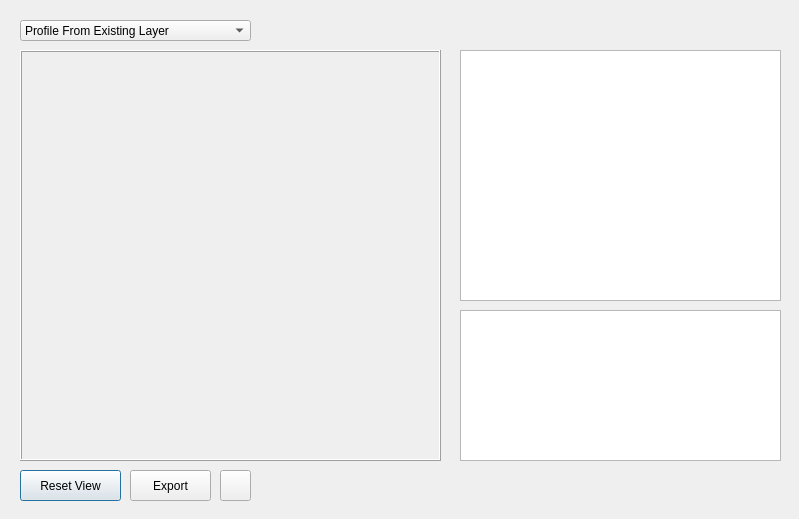
Above: profile/profileViewer.ui from sythenA/SRH2D-TEC-Viewer before the change. Below: the same form after it.
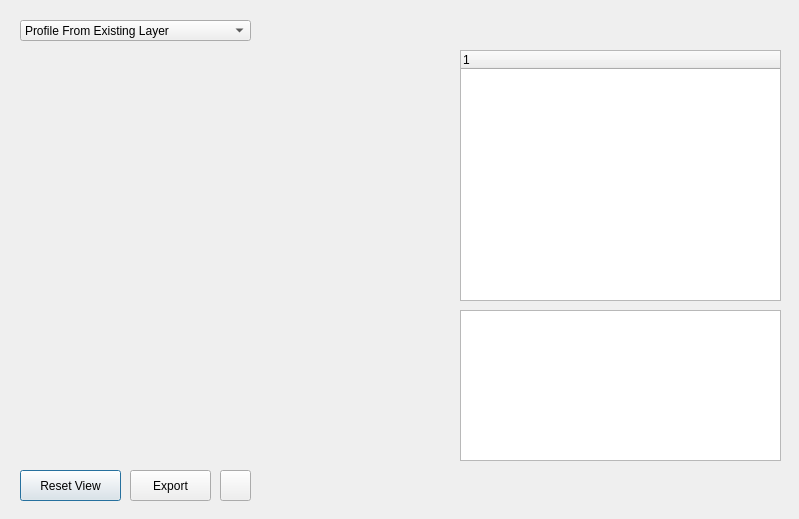
That is the form after the change.

Patch:
```diff
--- a/profile/profileViewer.ui
+++ b/profile/profileViewer.ui
@@ -33,22 +33,6 @@
     </property>
    </item>
   </widget>
-  <widget class="QFrame" name="frame">
-   <property name="geometry">
-    <rect>
-     <x>20</x>
-     <y>50</y>
-     <width>421</width>
-     <height>411</height>
-    </rect>
-   </property>
-   <property name="frameShape">
-    <enum>QFrame::Box</enum>
-   </property>
-   <property name="frameShadow">
-    <enum>QFrame::Raised</enum>
-   </property>
-  </widget>
   <widget class="QPushButton" name="resetBtn">
    <property name="geometry">
     <rect>
@@ -88,7 +72,7 @@
     <string/>
    </property>
   </widget>
-  <widget class="QListWidget" name="TecFileList">
+  <widget class="QTreeWidget" name="TecFileList">
    <property name="geometry">
     <rect>
      <x>460</x>
@@ -97,6 +81,11 @@
      <height>251</height>
     </rect>
    </property>
+   <column>
+    <property name="text">
+     <string notr="true">1</string>
+    </property>
+   </column>
   </widget>
   <widget class="QTableWidget" name="activeLayerList">
    <property name="geometry">
@@ -108,6 +97,17 @@
     </rect>
    </property>
   </widget>
+  <widget class="QWidget" name="verticalLayoutWidget">
+   <property name="geometry">
+    <rect>
+     <x>20</x>
+     <y>50</y>
+     <width>431</width>
+     <height>411</height>
+    </rect>
+   </property>
+   <layout class="QVBoxLayout" name="plotLayout"/>
+  </widget>
  </widget>
  <resources/>
  <connections/>
```
